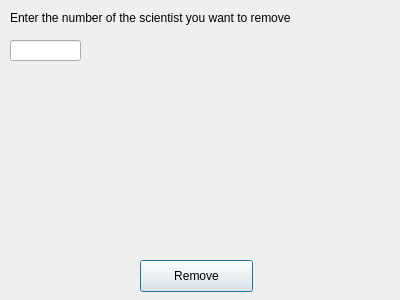
Qt form gui/removescigui.ui (HelgiThomas/Verklegt31) before a commit.
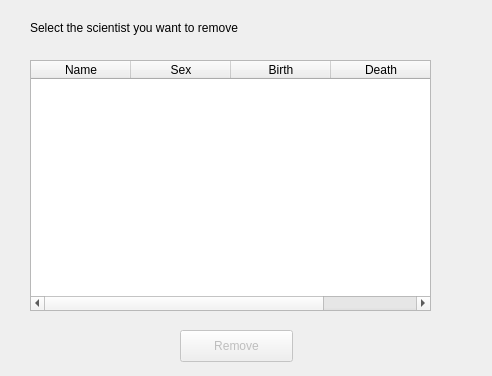
The same form after that commit.

Commit message: Remove scientist fkn awesome

Patch:
```diff
--- a/gui/removescigui.ui
+++ b/gui/removescigui.ui
@@ -6,18 +6,21 @@
    <rect>
     <x>0</x>
     <y>0</y>
-    <width>400</width>
-    <height>300</height>
+    <width>492</width>
+    <height>376</height>
    </rect>
   </property>
   <property name="windowTitle">
    <string>Dialog</string>
   </property>
   <widget class="QPushButton" name="button_removeSci">
+   <property name="enabled">
+    <bool>false</bool>
+   </property>
    <property name="geometry">
     <rect>
-     <x>140</x>
-     <y>260</y>
+     <x>180</x>
+     <y>330</y>
      <width>113</width>
      <height>32</height>
     </rect>
@@ -29,25 +32,45 @@
   <widget class="QLabel" name="label">
    <property name="geometry">
     <rect>
-     <x>10</x>
-     <y>10</y>
-     <width>331</width>
+     <x>30</x>
+     <y>20</y>
+     <width>241</width>
      <height>16</height>
     </rect>
    </property>
    <property name="text">
-    <string>Enter the number of the scientist you want to remove</string>
+    <string>Select the scientist you want to remove</string>
    </property>
   </widget>
-  <widget class="QLineEdit" name="line_numOfSci">
+  <widget class="QTableWidget" name="table_all">
    <property name="geometry">
     <rect>
-     <x>10</x>
-     <y>40</y>
-     <width>71</width>
-     <height>21</height>
+     <x>30</x>
+     <y>60</y>
+     <width>401</width>
+     <height>251</height>
     </rect>
    </property>
+   <column>
+    <property name="text">
+     <string>Name</string>
+    </property>
+   </column>
+   <column>
+    <property name="text">
+     <string>Sex</string>
+    </property>
+   </column>
+   <column>
+    <property name="text">
+     <string>Birth</string>
+    </property>
+   </column>
+   <column>
+    <property name="text">
+     <string>Death</string>
+    </property>
+   </column>
   </widget>
  </widget>
  <resources/>
```
The commit also changes 7 other files.
